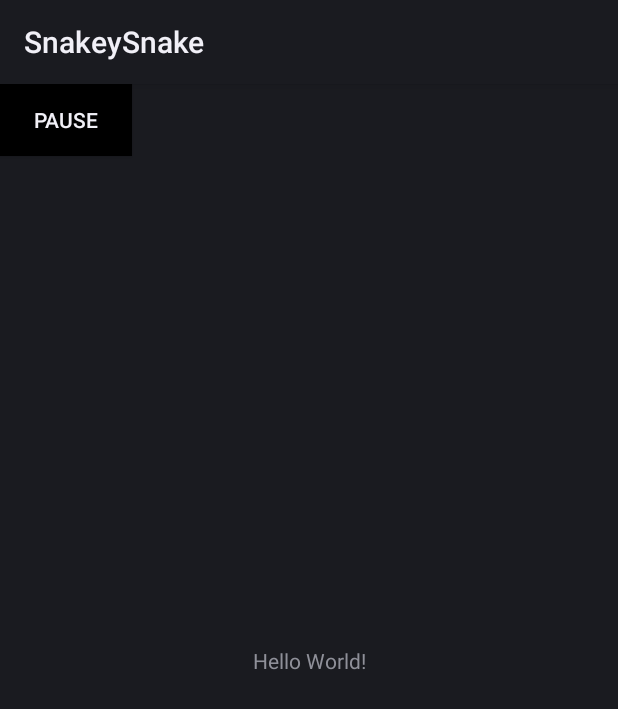
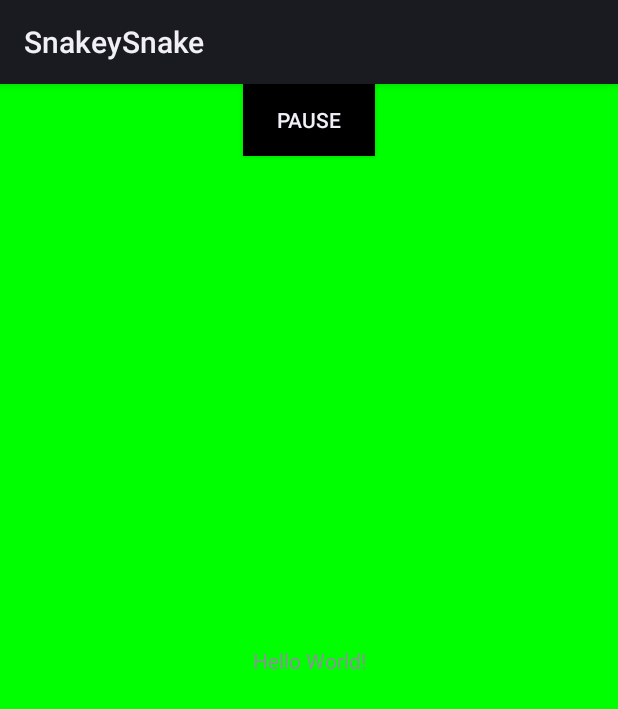
Before and after one commit to JordanPenaloza/SnakeySnake, an Android app: the layout activity_main.xml on its own in the app's theme, with its tools: preview values and no code run, on a phone screen of 412 x 824 dp. Shown: the top 709 px of the screen. Run offline under Robolectric (Android 15) with nearby library versions, the phone set to English and light mode, and no system bars.

Commit message:
created button in XML file but not showing up in game

```diff
--- a/app/src/main/res/layout/activity_main.xml
+++ b/app/src/main/res/layout/activity_main.xml
@@ -4,7 +4,20 @@
     xmlns:tools="http://schemas.android.com/tools"
     android:layout_width="match_parent"
     android:layout_height="match_parent"
+    android:background="#00FF00"
     tools:context=".SnakeActivity">
+
+    <Button
+        android:id="@+id/button"
+        android:layout_width="wrap_content"
+        android:layout_height="wrap_content"
+        android:background="#000000"
+        android:text="@string/button"
+        android:visibility="visible"
+        app:layout_constraintEnd_toEndOf="parent"
+        app:layout_constraintStart_toStartOf="parent"
+        app:layout_constraintTop_toTopOf="parent"
+        tools:ignore="MissingConstraints" />
 
     <TextView
         android:layout_width="wrap_content"
@@ -15,16 +28,5 @@
         app:layout_constraintStart_toStartOf="parent"
         app:layout_constraintTop_toTopOf="parent" />
 
-    <Button
-        android:id="@+id/button"
-        android:layout_width="wrap_content"
-        android:layout_height="wrap_content"
-        android:background="#000000"
-        android:text="@string/button"
-        android:visibility="visible"
-        tools:ignore="MissingConstraints"
-        tools:layout_editor_absoluteX="592dp"
-        tools:layout_editor_absoluteY="54dp" />
-
 
 </androidx.constraintlayout.widget.ConstraintLayout>
--- a/app/src/main/res/values/themes.xml
+++ b/app/src/main/res/values/themes.xml
@@ -2,6 +2,7 @@
     <!-- Base application theme. -->
     <style name="Base.Theme.SnakeySnake" parent="Theme.Material3.DayNight.NoActionBar">
         <!-- Customize your light theme here. -->
+
         <!-- <item name="colorPrimary">@color/my_light_primary</item> -->
     </style>
 
```
